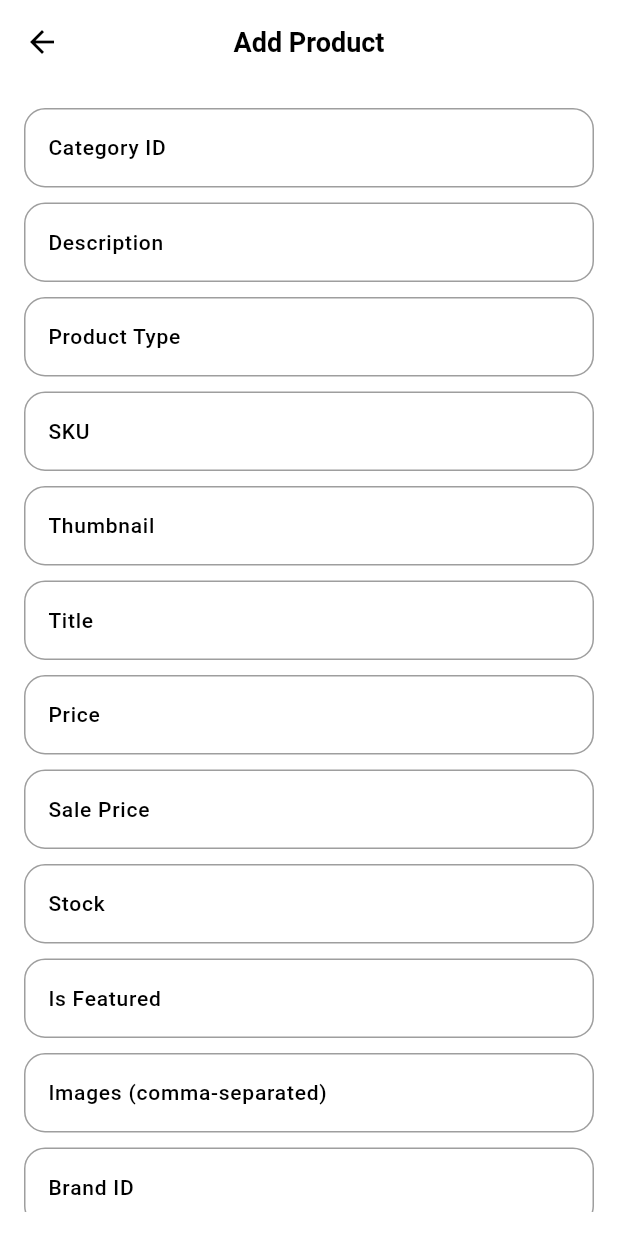
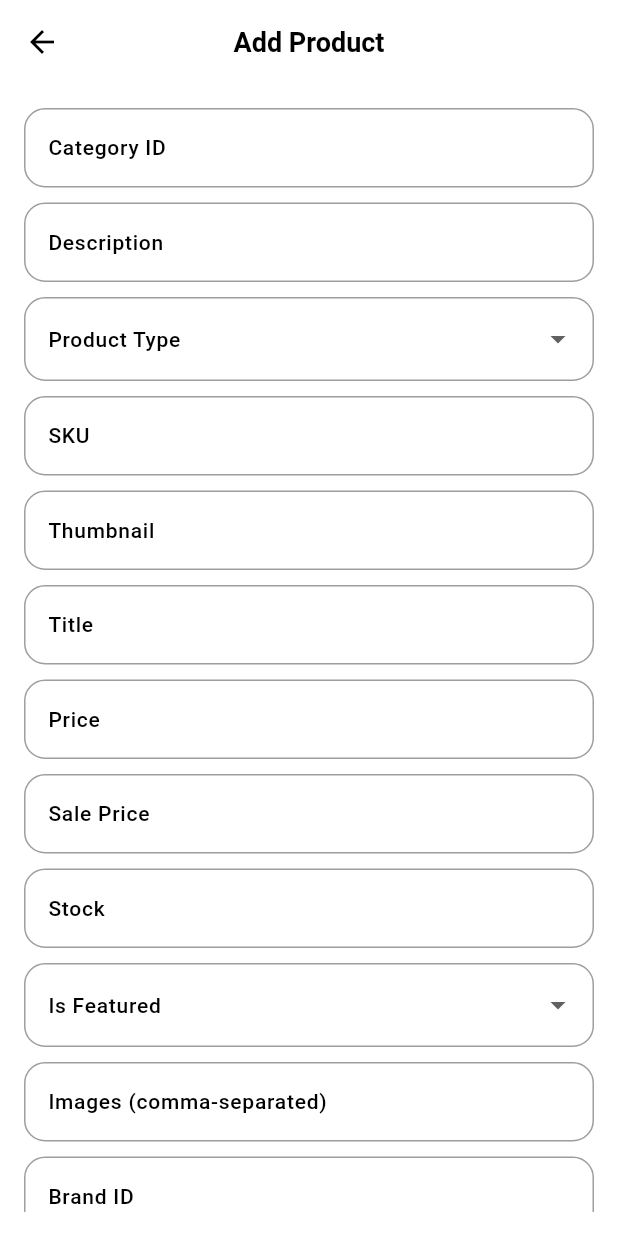
Before and after one commit to Edil-Ayehu/ecommerce_admin_panel, a Flutter app: the screen it shows after launch, in the side drawer, after a tap on "Add Product", on a phone screen of 412 x 824 dp. Run offline on Flutter 3.47's test engine with Material 3 defaults, Android fonts, the phone set to English and light mode, and no system bars; drawn by our look-alikes of modal_progress_hud_nsn; our stand-ins replace cached_network_image, cloud_firestore, firebase_core, get; accounts and stored records are empty; Roboto replaces fonts that are missing (Poppins).

Commit message:
DropDownButton, ProductCategory, and BrandCategory implemented!

```diff
--- a/lib/pages/add_product_to_db.dart
+++ b/lib/pages/add_product_to_db.dart
@@ -3,8 +3,6 @@ import 'package:cloud_firestore/cloud_firestore.dart';
 import 'package:modal_progress_hud_nsn/modal_progress_hud_nsn.dart';
 
 import '../models/product_model.dart';
-
-
 
 class AddProductToDB extends StatefulWidget {
   const AddProductToDB({Key? key}) : super(key: key);
@@ -38,7 +36,7 @@ class _AddProductToDBState extends State<AddProductToDB> {
   List<Map<String, dynamic>> _attributes = [];
   List<Map<String, dynamic>> _variations = [];
 
-   bool _showSpinner = false; // Variable to control progress indicator
+  bool _showSpinner = false; // Variable to control progress indicator
 
   void _submitForm() async {
     final form = _formKey.currentState;
@@ -75,7 +73,7 @@ class _AddProductToDBState extends State<AddProductToDB> {
       // Show modal bottom sheet indicating success or failure
       _showResultModal(success);
 
-       setState(() {
+      setState(() {
         _showSpinner = false; // Hide progress indicator
       });
 
@@ -89,8 +87,23 @@ class _AddProductToDBState extends State<AddProductToDB> {
       // Get Firestore instance
       FirebaseFirestore firestore = FirebaseFirestore.instance;
 
-      // Add product to Firestore
-      await firestore.collection('Products').add(product.toMap());
+      // Add product to 'Products' collection
+      DocumentReference productRef =
+          await firestore.collection('Products').add(product.toMap());
+      String productId =
+          productRef.id; // Get the document ID of the newly added product
+
+      // Add categoryId and productId to 'ProductCategory' collection
+      await firestore.collection('ProductCategory').add({
+        'categoryId': product.categoryId,
+        'productId': productId,
+      });
+
+      // Add brandId and categoryId to 'BrandCategory' collection
+      await firestore.collection('BrandCategory').add({
+        'brandId': product.brand['Id'],
+        'categoryId': product.categoryId,
+      });
 
       debugPrint('Product inserted successfully!');
       return true; // Return true for success
@@ -199,9 +212,23 @@ class _AddProductToDBState extends State<AddProductToDB> {
                   },
                 ),
                 const SizedBox(height: 10),
-                TextFormField(
-                  controller: _productTypeController,
+                DropdownButtonFormField<String>(
+                  value: _productTypeController.text.isNotEmpty
+                      ? _productTypeController.text
+                      : null,
                   decoration: const InputDecoration(labelText: 'Product Type'),
+                  items: ['ProductType.single', 'ProductType.variable']
+                      .map((String value) {
+                    return DropdownMenuItem<String>(
+                      value: value,
+                      child: Text(value),
+                    );
+                  }).toList(),
+                  onChanged: (newValue) {
+                    setState(() {
+                      _productTypeController.text = newValue!;
+                    });
+                  },
                 ),
                 const SizedBox(height: 10),
                 TextFormField(
@@ -237,10 +264,24 @@ class _AddProductToDBState extends State<AddProductToDB> {
                   keyboardType: TextInputType.number,
                 ),
                 const SizedBox(height: 10),
-                TextFormField(
-                  controller: _isFeaturedController,
+                DropdownButtonFormField<String>(
+                  value: _isFeaturedController.text.isNotEmpty
+                      ? _isFeaturedController.text
+                      : null,
                   decoration: const InputDecoration(labelText: 'Is Featured'),
+                  items: ['true', 'false'].map((String value) {
+                    return DropdownMenuItem<String>(
+                      value: value,
+                      child: Text(value),
+                    );
+                  }).toList(),
+                  onChanged: (newValue) {
+                    setState(() {
+                      _isFeaturedController.text = newValue!;
+                    });
+                  },
                 ),
+
                 const SizedBox(height: 10),
                 TextFormField(
                   controller: _imagesController,
@@ -263,15 +304,28 @@ class _AddProductToDBState extends State<AddProductToDB> {
                   decoration: const InputDecoration(labelText: 'Brand Name'),
                 ),
                 const SizedBox(height: 10),
-                TextFormField(
-                  controller: _brandIsFeaturedController,
-                  decoration:
-                      const InputDecoration(labelText: 'Brand IsFeatured'),
+                DropdownButtonFormField<String>(
+                  value: _brandIsFeaturedController.text.isNotEmpty
+                      ? _brandIsFeaturedController.text
+                      : null,
+                  decoration: const InputDecoration(labelText: 'Brand IsFeatured'),
+                  items: ['true', 'false'].map((String value) {
+                    return DropdownMenuItem<String>(
+                      value: value,
+                      child: Text(value),
+                    );
+                  }).toList(),
+                  onChanged: (newValue) {
+                    setState(() {
+                      _brandIsFeaturedController.text = newValue!;
+                    });
+                  },
                 ),
                 const SizedBox(height: 10),
                 TextFormField(
                   controller: _productsCountController,
-                  decoration: const InputDecoration(labelText: 'Products Count'),
+                  decoration:
+                      const InputDecoration(labelText: 'Products Count'),
                   keyboardType: TextInputType.number,
                 ),
                 const SizedBox(height: 10),
--- a/pubspec.yaml
+++ b/pubspec.yaml
@@ -37,6 +37,9 @@ dependencies:
   cupertino_icons: ^1.0.2
   modal_progress_hud_nsn: ^0.5.1
   get:
+  cached_network_image:
+
+
   # firebase
   firebase_core:
   cloud_firestore:
```
Also changed, not shown: lib/pages/manage_products.dart (+5 -5 lines), pubspec.lock.
